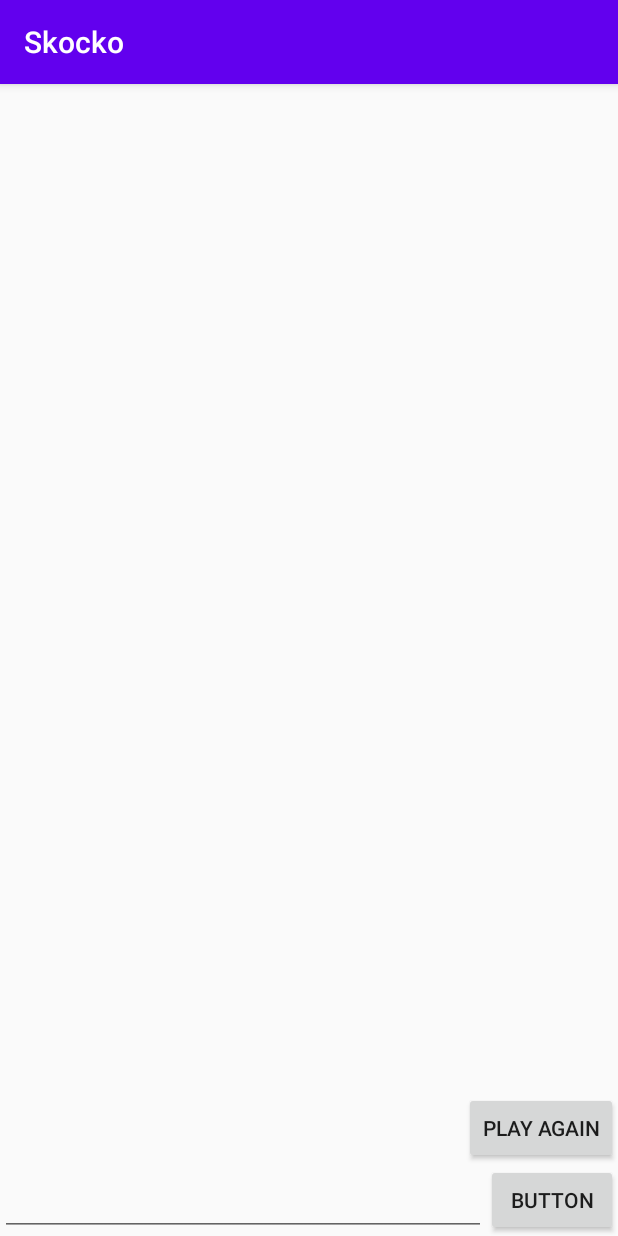
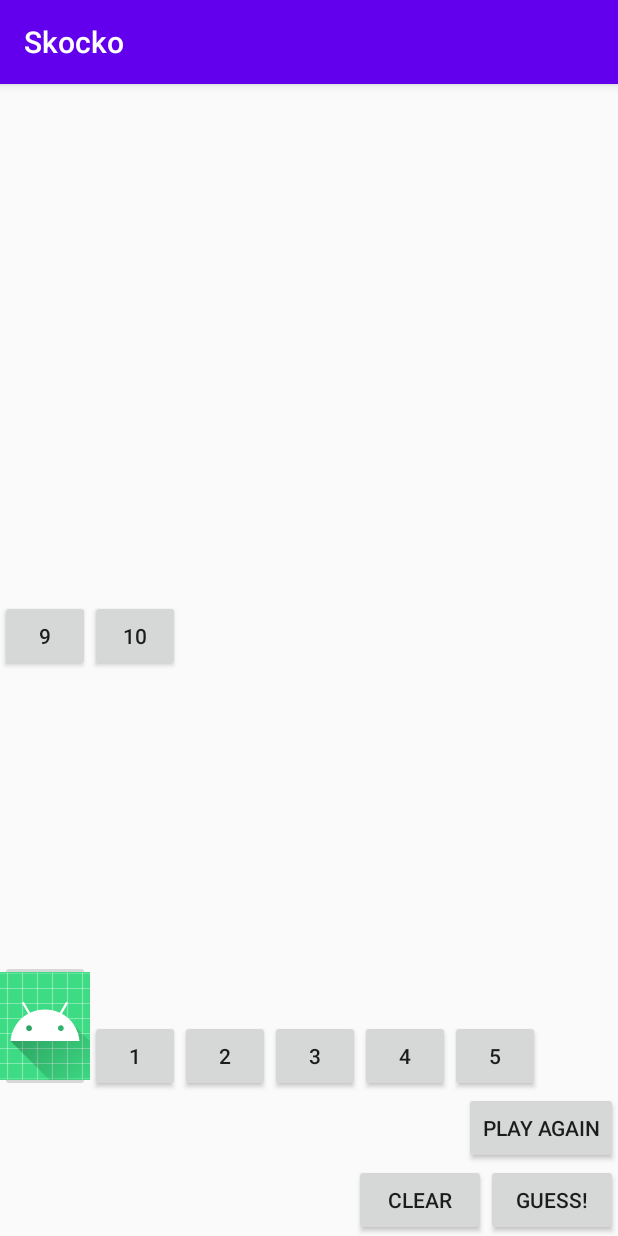
Before and after one commit to slomanojlo/skocko, an Android app: the screen it shows after launch (GameActivity), after a tap on "PLAY AGAIN", on a phone screen of 412 x 824 dp. Run offline under Robolectric (Android 15) with nearby library versions, the phone set to English and light mode, and no system bars; our stand-ins replace Room's generated code, data binding; 2 other taps on this screen came first.

Commit message:
Clear guesses added
- Replay game
- Hardcoded ints extracted
- GridLayout introduced

```diff
--- a/app/build.gradle
+++ b/app/build.gradle
@@ -93,4 +93,5 @@ dependencies {
 
     //Debug DB
     debugImplementation 'com.amitshekhar.android:debug-db:1.0.4'
+    implementation 'androidx.gridlayout:gridlayout:1.0.0'
 }
--- a/app/src/main/java/com/sloman/rs/skocko/BindingAdapters.kt
+++ b/app/src/main/java/com/sloman/rs/skocko/BindingAdapters.kt
@@ -15,14 +15,23 @@ fun bindRecyclerView(recyclerView: RecyclerView, gameList: GameWithGuesses?) {
 
 @BindingAdapter("status")
 fun bindStatus(stateTextView: TextView, status: String?) {
-    when(status){
-        "won" ->{
+    when (status) {
+        "won" -> {
             stateTextView.visibility = View.VISIBLE
-            stateTextView.text = "GAME WON"
+            stateTextView.text = "GAME WON!"
         }
-        else ->{
+        "lost" -> {
+            stateTextView.visibility = View.VISIBLE
+            stateTextView.text = "GAME LOST"
+        }
+        else -> {
             stateTextView.visibility = View.INVISIBLE
             stateTextView.text = ""
         }
     }
 }
+
+@BindingAdapter("bindGuess")
+fun bindGuess(twGuess: TextView, userGuess: String?) {
+    twGuess.text = userGuess
+}
--- a/app/src/main/java/com/sloman/rs/skocko/Converter.kt
+++ b/app/src/main/java/com/sloman/rs/skocko/Converter.kt
@@ -23,7 +23,7 @@ class Converter {
     @TypeConverter
     fun writingStringFromList(list: List<Int>): String {
         var s = ""
-        for (i in list) s += ",$i"
+        for (i in list) s += "$i,"
         return s
     }
 
--- a/app/src/main/java/com/sloman/rs/skocko/GameFragment.kt
+++ b/app/src/main/java/com/sloman/rs/skocko/GameFragment.kt
@@ -35,21 +35,52 @@ class GameFragment : Fragment() {
 
 //         Sets the adapter of the photosGrid RecyclerView with clickHandler lambda that
 //         tells the viewModel when our property is clicked
-        binding.rwGuess.adapter =
+        binding.rwGuesses.adapter =
             GameAdapter(
                 GameAdapter.OnClickListener {
                     //                    viewModel.selectBaseCurrency(it)
                 })
 
 
-        binding.button.setOnClickListener {
-            viewModel.makeGuess(binding.etInput.text.toString())
+        binding.btnGuess.setOnClickListener {
+            viewModel.makeGuess(binding.twGuess.text.toString())
         }
+
+        binding.btnGuess.setOnClickListener {
+            viewModel.makeGuess(binding.twGuess.text.toString())
+        }
+
+        binding.btnClear.setOnClickListener {
+            viewModel.clearGuess()
+        }
+
 
         binding.btnPlayAgain.setOnClickListener {
             viewModel.playAgain()
         }
 
+        binding.btn0.setOnClickListener {
+            viewModel.addSymbol("0")
+        }
+
+        binding.btn1.setOnClickListener {
+            viewModel.addSymbol(binding.btn1.text.toString())
+        }
+
+        binding.btn2.setOnClickListener {
+            viewModel.addSymbol(binding.btn2.text.toString())
+        }
+
+        binding.btn3.setOnClickListener {
+            viewModel.addSymbol(binding.btn3.text.toString())
+        }
+        binding.btn4.setOnClickListener {
+            viewModel.addSymbol(binding.btn4.text.toString())
+        }
+
+        binding.btn5.setOnClickListener {
+            viewModel.addSymbol(binding.btn5.text.toString())
+        }
 
 
         return binding.root
--- a/app/src/main/java/com/sloman/rs/skocko/GameViewModel.kt
+++ b/app/src/main/java/com/sloman/rs/skocko/GameViewModel.kt
@@ -4,18 +4,26 @@ import android.app.Application
 import android.util.Log
 import androidx.lifecycle.AndroidViewModel
 import androidx.lifecycle.LiveData
+import androidx.lifecycle.MutableLiveData
 
 class GameViewModel(application: Application) : AndroidViewModel(application) {
+
+    companion object {
+        const val GUESS_MAX = 8 //Maximum ammount of guesses
+        const val SYMBOL_NO = 5 //Number of symbols in game
+        const val GUESS_SIZE = 4 //Number of symbols in one solution
+    }
 
     private val gameRepository = GameRepository(GameDatabase.getInstance(application))
 
     private val _game = gameRepository.game
 
+    val symbol: MutableLiveData<String?> = MutableLiveData("")
+
     val game: LiveData<GameWithGuesses?>
         get() = _game
 
-    //TODO Make GuessId consistent
-    var guessId = 0
+    private var guessId = 0
 
     init {
         gameRepository.initialize()
@@ -23,47 +31,59 @@ class GameViewModel(application: Application) : AndroidViewModel(application) {
 
     fun makeGuess(inputText: String) {
 
-        val guess = parseGuess(inputText)
-        val hits = checkGuess(guess, game.value!!.game.solution)
+        if (game.value!!.guessList.size != GUESS_MAX) {
 
-//        guessId = if(game.value.guessList.isNotEmpty())
-        guessId = if(game.value!!.guessList.isNotEmpty()) game.value!!.guessList.size + 1 else 1
-        Log.d("Loguj", guessId.toString())
+            val guess = parseGuess(inputText)
+            val hits = checkGuess(guess, game.value!!.game.solution)
 
-        gameRepository.insertGuess(
-            Guess(guessId, game.value!!.game.id, guess, hits))
+            guessId =
+                if (game.value!!.guessList.isNotEmpty()) game.value!!.guessList.size + 1 else 1
+            Log.d("Slotest", guessId.toString())
 
-        if (hits[0] == 4)  {
-            gameRepository.setGameState(game.value!!.game.id, "won")
-            Log.d("Sloman", "Solution correct")
-        } else {
-            Log.d("Sloman", "Solution incorrect: " + game.value!!.game.solution.toString())
+            gameRepository.insertGuess(
+                Guess(guessId, game.value!!.game.id, guess, hits)
+            )
 
+            when {
+                hits[0] == GUESS_SIZE -> gameRepository.setGameState(game.value!!.game.id, "won")
+                guessId == GUESS_MAX -1 -> gameRepository.setGameState(game.value!!.game.id, "lost")
+                else -> clearGuess()
+            }
+            Log.d("Slotest", "Solution incorrect: " + game.value!!.game.solution.toString())
         }
+    }
+
+
+    fun addSymbol(input: String) {
+        symbol.value = if (symbol.value?.length == 4) symbol.value else symbol.value + input
+        Log.d("Slotest", symbol.value.toString())
     }
 
     fun playAgain() {
         gameRepository.playAgain(Game(game.value!!.game.id + 1, createRandomArray(), ""))
+        clearGuess()
+    }
+
+    fun clearGuess() {
+        symbol.value = ""
     }
 
     private fun createRandomArray(): List<Int> {
 
         return listOf(
-            java.security.SecureRandom().nextInt(4),
-            java.security.SecureRandom().nextInt(4),
-            java.security.SecureRandom().nextInt(4),
-            java.security.SecureRandom().nextInt(4)
+            java.security.SecureRandom().nextInt(SYMBOL_NO),
+            java.security.SecureRandom().nextInt(SYMBOL_NO),
+            java.security.SecureRandom().nextInt(SYMBOL_NO),
+            java.security.SecureRandom().nextInt(SYMBOL_NO)
         )
     }
 
-    fun parseGuess(guess : String) : List<Int>{
-
+    fun parseGuess(guess: String): List<Int> {
 
         return listOf(
             guess.substring(0, 1).toInt(), guess.substring(1, 2).toInt(),
-            guess.substring(2, 3).toInt(), guess.substring(3, 4).toInt())
-
-
+            guess.substring(2, 3).toInt(), guess.substring(3, 4).toInt()
+        )
     }
 
     fun checkGuess(guessList: List<Int>, solutionList: List<Int>): List<Int> {
@@ -82,7 +102,7 @@ class GameViewModel(application: Application) : AndroidViewModel(application) {
         }
 
 
-        for((i, element) in guessList.withIndex()){
+        for ((i, element) in guessList.withIndex()) {
             if (element == solutionList[i]) continue
 
             if (solutionMap.containsKey(element)) {
--- a/app/src/main/res/layout/fragment_game.xml
+++ b/app/src/main/res/layout/fragment_game.xml
@@ -15,8 +15,9 @@
         android:layout_height="match_parent"
         tools:context=".GameActivity">
 
+
         <androidx.recyclerview.widget.RecyclerView
-            android:id="@+id/rw_Guess"
+            android:id="@+id/rwGuesses"
             android:layout_width="0dp"
             android:layout_height="0dp"
             app:layoutManager="androidx.recyclerview.widget.GridLayoutManager"
@@ -28,37 +29,137 @@
             app:layout_constraintVertical_bias="0.0"
             app:listData="@{viewModel.game}" />
 
-        <EditText
-            android:id="@+id/etInput"
+        <TextView
+            android:id="@+id/twGuess"
             android:layout_width="0dp"
             android:layout_height="wrap_content"
+            app:bindGuess="@{viewModel.symbol}"
             app:layout_constraintBottom_toBottomOf="parent"
-            app:layout_constraintEnd_toStartOf="@+id/button"
+            app:layout_constraintEnd_toStartOf="@+id/btnClear"
             app:layout_constraintStart_toStartOf="parent" />
 
         <Button
-            android:id="@+id/button"
+            android:id="@+id/btnGuess"
             android:layout_width="wrap_content"
             android:layout_height="wrap_content"
-            android:text="Button"
+            android:text="Guess!"
             app:layout_constraintBottom_toBottomOf="parent"
             app:layout_constraintEnd_toEndOf="parent" />
+
+        <Button
+            android:id="@+id/btnClear"
+            android:layout_width="wrap_content"
+            android:layout_height="wrap_content"
+            android:text="Clear"
+            app:layout_constraintBottom_toBottomOf="parent"
+            app:layout_constraintEnd_toStartOf="@+id/btnGuess" />
 
         <Button
             android:id="@+id/btnPlayAgain"
             android:layout_width="wrap_content"
             android:layout_height="wrap_content"
             android:text="Play Again"
-            app:layout_constraintBottom_toTopOf="@+id/button"
+            app:layout_constraintBottom_toTopOf="@+id/btnGuess"
             app:layout_constraintEnd_toEndOf="parent" />
 
         <TextView
-            android:id="@+id/twSolution"
+            android:id="@+id/twState"
             android:layout_width="wrap_content"
             android:layout_height="wrap_content"
-            app:layout_constraintBottom_toTopOf="@+id/etInput"
-            app:layout_constraintStart_toStartOf="@+id/rw_Guess"
+            app:layout_constraintBottom_toTopOf="@+id/twGuess"
+            app:layout_constraintStart_toStartOf="@+id/rwGuesses"
             app:status="@{viewModel.game.game.state}" />
+
+        <ImageButton
+            android:id="@+id/btn0"
+            android:layout_width="60dp"
+            android:layout_height="wrap_content"
+            android:padding="8dp"
+            android:src="@mipmap/ic_launcher_round"
+            android:text="0"
+            app:layout_constraintBottom_toTopOf="@+id/btnPlayAgain"
+            app:layout_constraintStart_toStartOf="parent" />
+
+        <Button
+            android:id="@+id/btn1"
+            android:layout_width="60dp"
+            android:layout_height="wrap_content"
+            android:padding="8dp"
+            android:text="1"
+            app:layout_constraintBottom_toTopOf="@+id/btnPlayAgain"
+            app:layout_constraintStart_toEndOf="@+id/btn0" />
+
+        <Button
+            android:id="@+id/btn2"
+            android:layout_width="60dp"
+            android:layout_height="wrap_content"
+            android:padding="8dp"
+            android:text="2"
+            app:layout_constraintBottom_toTopOf="@+id/btnPlayAgain"
+            app:layout_constraintStart_toEndOf="@+id/btn1" />
+
+        <Button
+            android:id="@+id/btn3"
+            android:layout_width="60dp"
+            android:layout_height="wrap_content"
+            android:padding="8dp"
+            android:text="3"
+            app:layout_constraintBottom_toTopOf="@+id/btnPlayAgain"
+            app:layout_constraintStart_toEndOf="@+id/btn2" />
+
+        <Button
+            android:id="@+id/btn4"
+            android:layout_width="60dp"
+            android:layout_height="wrap_content"
+            android:padding="8dp"
+            android:text="4"
+            app:layout_constraintBottom_toTopOf="@+id/btnPlayAgain"
+            app:layout_constraintStart_toEndOf="@+id/btn3" />
+
+        <Button
+            android:id="@+id/btn5"
+            android:layout_width="60dp"
+            android:layout_height="wrap_content"
+            android:padding="8dp"
+            android:text="5"
+            app:layout_constraintBottom_toTopOf="@+id/btnPlayAgain"
+            app:layout_constraintStart_toEndOf="@+id/btn4" />
+
+
+
+
+
+        <androidx.gridlayout.widget.GridLayout
+            android:id="@+id/gridview"
+            android:layout_width="0dp"
+            android:layout_height="80dp"
+            app:layout_constraintBottom_toBottomOf="parent"
+            app:layout_constraintEnd_toEndOf="@+id/rwGuesses"
+            app:layout_constraintStart_toStartOf="parent"
+            app:layout_constraintTop_toTopOf="parent">
+
+            <Button
+                android:id="@+id/btn9"
+                android:layout_width="60dp"
+                android:layout_height="wrap_content"
+                android:padding="8dp"
+                android:text="9"
+                app:layout_constraintBottom_toBottomOf="@+id/gridview"
+                app:layout_constraintStart_toEndOf="@+id/btn3" />
+
+
+            <Button
+                android:id="@+id/btn10"
+                android:layout_width="60dp"
+                android:layout_height="wrap_content"
+                android:padding="8dp"
+                android:text="10"
+                app:layout_constraintBottom_toBottomOf="@+id/gridview"
+                app:layout_constraintStart_toStartOf="@+id/rwGuesses" />
+
+
+        </androidx.gridlayout.widget.GridLayout>
+
 
     </androidx.constraintlayout.widget.ConstraintLayout>
 
```
